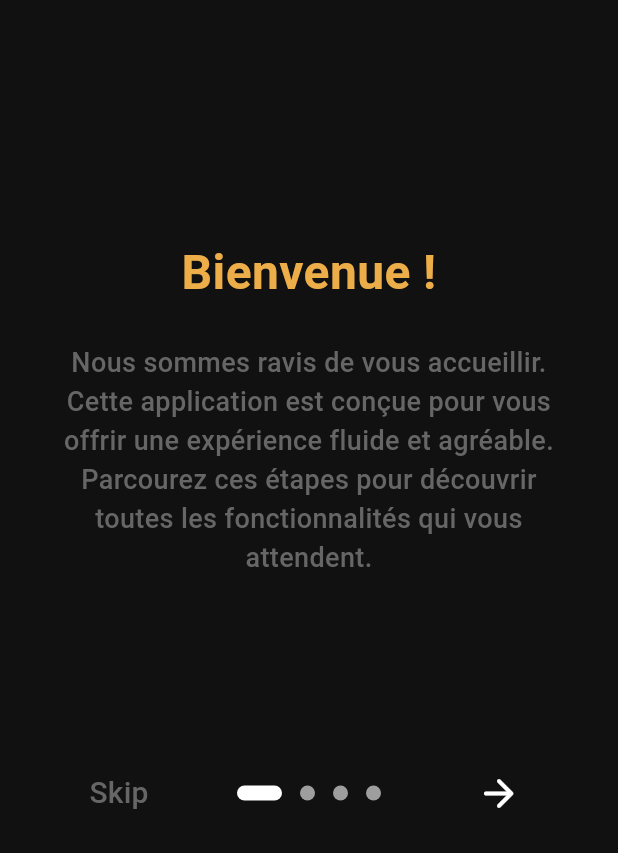
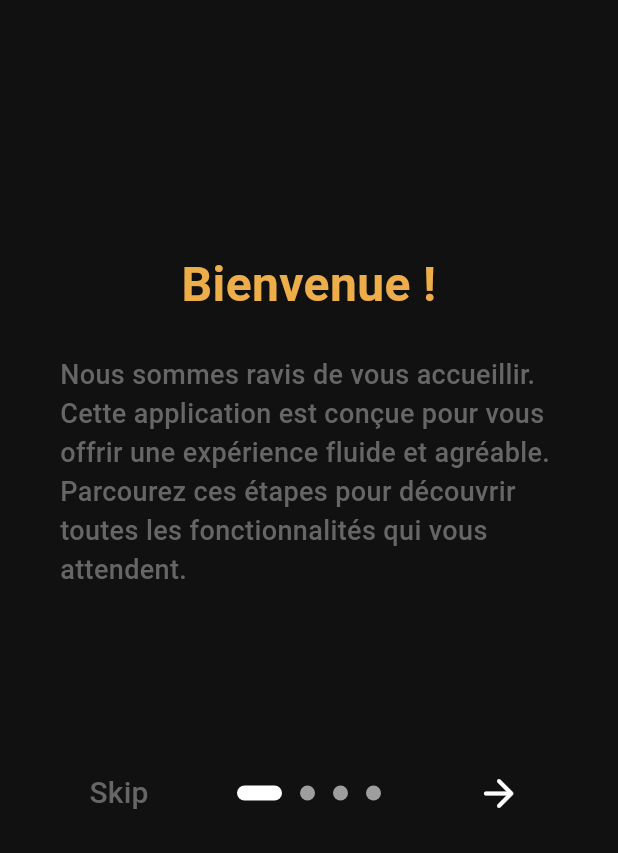
Before and after one commit to unkn0wndfbx/LetterRound, a Flutter app: the screen it shows after launch, on a phone screen of 412 x 824 dp, the part 383-1236 px from its top. Run offline on Flutter 3.47's test engine with Material 3 defaults, Android fonts, the light colour scheme and no system bars; drawn by our look-alikes of introduction_screen; our stand-ins replace another_flutter_splash_screen, awesome_snackbar_content, salomon_bottom_bar, shared_preferences, sqflite; accounts and stored records are empty; generated files the repository leaves out were written again.

Commit message:
onBoarding style finish

```diff
--- a/lib/pages/welcome_page.dart
+++ b/lib/pages/welcome_page.dart
@@ -18,28 +18,62 @@ class OnBoardingPage extends StatelessWidget {
         pages: [
           PageViewModel(
             title: 'Bienvenue !',
-            body:
-                'Nous sommes ravis de vous accueillir. Cette application est conçue pour vous offrir une expérience fluide et agréable. Parcourez ces étapes pour découvrir toutes les fonctionnalités qui vous attendent.',
+            bodyWidget: Column(
+              crossAxisAlignment: CrossAxisAlignment.center,
+              children: [
+                const Text(
+                  'Nous sommes ravis de vous accueillir. Cette application est conçue pour vous offrir une expérience fluide et agréable. Parcourez ces étapes pour découvrir toutes les fonctionnalités qui vous attendent.',
+                  style: TextStyle(
+                    fontSize: 18,
+                    fontWeight: FontWeight.w500,
+                    color: greyColor,
+                  ),
+                ),
+              ],
+            ),
             image: buildImage('assets/images/splash.png'),
             decoration: getPageDecoration(yellow),
           ),
           PageViewModel(
             title: 'Adaptez l’application à vos besoins',
-            body:
-                'Personnalisez votre profil en quelques clics ! Ajoutez votre nom, les films que vous avez vus, et ajustez vos préférences pour une expérience encore plus personnalisée.',
-            image: buildImage('assets/images/logo_s.png'),
+            bodyWidget: Column(
+              crossAxisAlignment: CrossAxisAlignment.center,
+              children: [
+                const Text(
+                  'Personnalisez votre profil en quelques clics ! Ajoutez votre nom, les films que vous avez vus, et ajustez vos préférences pour une expérience encore plus personnalisée.',
+                  style: TextStyle(
+                    fontSize: 18,
+                    fontWeight: FontWeight.w500,
+                    color: greyColor,
+                  ),
+                ),
+              ],
+            ),
+            image: buildImage('assets/images/rating.png'),
             decoration: getPageDecoration(red),
           ),
           PageViewModel(
             title: 'Explorez les fonctionnalités',
-            body:
-                'Découvrez les différentes fonctionnalités qui vous aideront à noter les films. Que ce soit pour voir les informations d\'un film, noter le film, tout est intuitif.',
-            image: buildImage('assets/images/splash.png'),
-            decoration: getPageDecoration(yellow),
+            bodyWidget: Column(
+              crossAxisAlignment: CrossAxisAlignment.center,
+              children: [
+                const Text(
+                  'Découvrez les différentes fonctionnalités qui vous aideront à noter les films. Que ce soit pour voir les informations d\'un film, noter le film, tout est intuitif.',
+                  style: TextStyle(
+                    fontSize: 18,
+                    fontWeight: FontWeight.w500,
+                    color: greyColor,
+                  ),
+                ),
+              ],
+            ),
+            image: buildImage('assets/images/watch.png'),
+            decoration: getPageDecoration(blue),
           ),
           PageViewModel(
             title: "Prêt à commencer ?",
             bodyWidget: Column(
+              spacing: 32,
               crossAxisAlignment: CrossAxisAlignment.center,
               children: [
                 const Text(
@@ -53,10 +87,7 @@ class OnBoardingPage extends StatelessWidget {
                 TextButton(
                   onPressed: () => goToHome(context),
                   child: Container(
-                    margin: const EdgeInsets.symmetric(
-                      horizontal: 60,
-                      vertical: 20,
-                    ),
+                    margin: const EdgeInsets.symmetric(horizontal: 64),
                     padding: EdgeInsets.symmetric(vertical: 10),
                     decoration: BoxDecoration(
                       borderRadius: BorderRadius.circular(12),
@@ -145,7 +176,8 @@ class OnBoardingPage extends StatelessWidget {
       fontWeight: FontWeight.w500,
       color: greyColor,
     ),
-    bodyPadding: const EdgeInsets.symmetric(horizontal: 20),
+    titlePadding: const EdgeInsets.symmetric(horizontal: 24, vertical: 24),
+    bodyPadding: const EdgeInsets.symmetric(horizontal: 24),
     imagePadding: const EdgeInsets.all(64),
     pageColor: backgroundColor,
   );
--- a/pubspec.yaml
+++ b/pubspec.yaml
@@ -42,6 +42,8 @@ flutter:
     - assets/images/splash.png
     - assets/credits.json
     - assets/images/logo_s.png
+    - assets/images/watch.png
+    - assets/images/rating.png
 
   fonts:
     - family: ArchivoBlack
```
Also changed, not shown: assets/images/rating.png (added), assets/images/watch.png (added).
